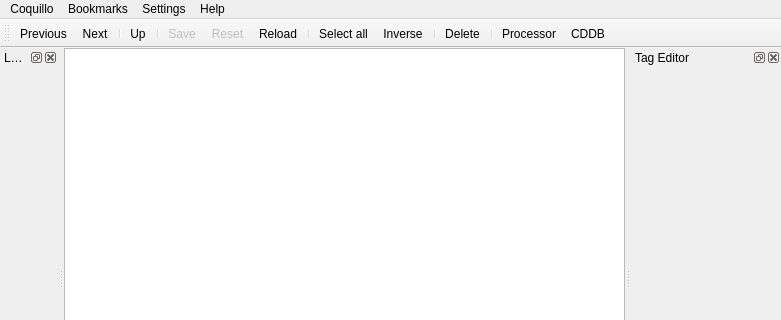
First picture: the form in src/ui/MainWindow.ui, repository sjuvonen/coquillo, before the edit; both pictures show x 0 to 781 and y 0 to 320 of the 781 by 530 pixel window.
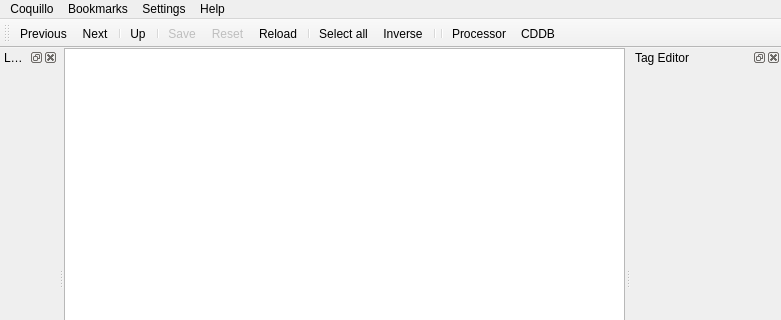
Second picture: the form after the edit. Icons and pictures are not drawn. Custom widgets are drawn as their Qt base class.

```diff
--- a/src/ui/MainWindow.ui
+++ b/src/ui/MainWindow.ui
@@ -646,7 +646,6 @@
    <addaction name="actionSelect_all"/>
    <addaction name="actionSelect_inverse"/>
    <addaction name="separator"/>
-   <addaction name="actionDeleteFile"/>
    <addaction name="separator"/>
    <addaction name="actionToggleProcessor"/>
    <addaction name="actionToggleCddb"/>
```
Left out of the diff: 3 changed lines with no effect on the pictures.
